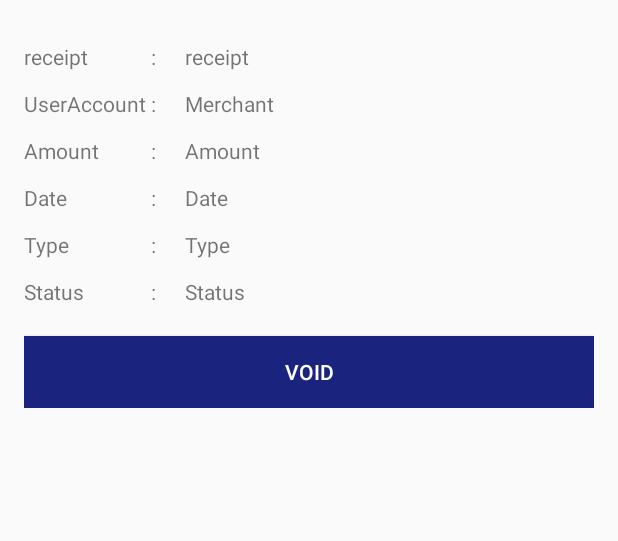
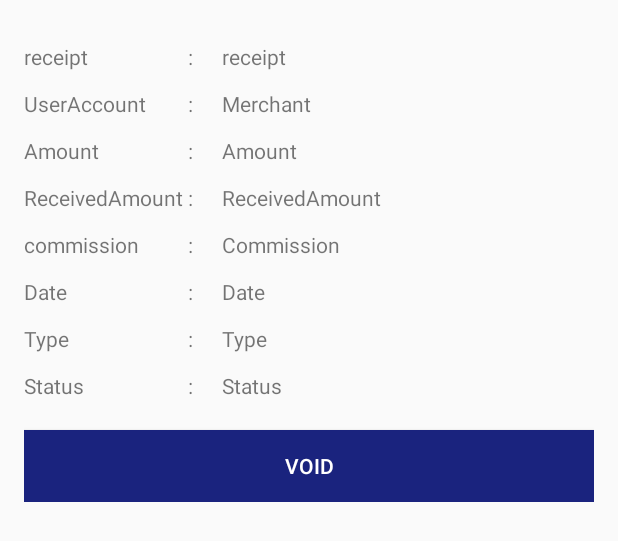
Before and after one commit to supun19/MerchantApp, an Android app: the layout activity_transaction_detail.xml on its own in the app's theme, with its tools: preview values and no code run, on a phone screen of 412 x 824 dp. Shown: the top 541 px of the screen. Run offline under Robolectric (Android 15) with nearby library versions, the light colour scheme and no system bars; network calls fail.

```diff
--- a/app/src/main/java/com/directpay/paymedia/merchantapp/ReportActivity.java
+++ b/app/src/main/java/com/directpay/paymedia/merchantapp/ReportActivity.java
@@ -266,6 +266,8 @@ public class ReportActivity extends AppCompatActivity {
                 intent.putExtra("type",model.getType());
                 intent.putExtra("status",model.getStatus());
                 intent.putExtra("merchantId",model.getMerchant().getId());
+                intent.putExtra("receivingAmount",model.getRecievedAmount());
+                intent.putExtra("commission",model.getCommission());
                 startActivity(intent);
 
             }
--- a/app/src/main/res/layout/activity_transaction_detail.xml
+++ b/app/src/main/res/layout/activity_transaction_detail.xml
@@ -43,6 +43,18 @@
                 <TextView
                     android:layout_width="wrap_content"
                     android:layout_height="wrap_content"
+                    android:text="ReceivedAmount"
+                    android:textSize="14sp"
+                    android:layout_marginTop="12dp"/>
+                <TextView
+                    android:layout_width="wrap_content"
+                    android:layout_height="wrap_content"
+                    android:text="commission"
+                    android:textSize="14sp"
+                    android:layout_marginTop="12dp"/>
+                <TextView
+                    android:layout_width="wrap_content"
+                    android:layout_height="wrap_content"
                     android:text="Date"
                     android:textSize="14sp"
                     android:layout_marginTop="12dp"/>
@@ -64,6 +76,18 @@
                 android:layout_height="wrap_content"
                 android:orientation="vertical">
 
+                <TextView
+                    android:layout_width="wrap_content"
+                    android:layout_height="wrap_content"
+                    android:text=" : "
+                    android:textSize="14sp"
+                    android:layout_marginTop="12dp"/>
+                <TextView
+                    android:layout_width="wrap_content"
+                    android:layout_height="wrap_content"
+                    android:text=" : "
+                    android:textSize="14sp"
+                    android:layout_marginTop="12dp"/>
                 <TextView
                     android:layout_width="wrap_content"
                     android:layout_height="wrap_content"
@@ -131,6 +155,20 @@
                 <TextView
                     android:layout_width="wrap_content"
                     android:layout_height="wrap_content"
+                    android:text="ReceivedAmount"
+                    android:id="@+id/receivedAmount"
+                    android:textSize="14sp"
+                    android:layout_marginTop="12dp"/>
+                <TextView
+                    android:layout_width="wrap_content"
+                    android:layout_height="wrap_content"
+                    android:text="Commission"
+                    android:id="@+id/commission"
+                    android:textSize="14sp"
+                    android:layout_marginTop="12dp"/>
+                <TextView
+                    android:layout_width="wrap_content"
+                    android:layout_height="wrap_content"
                     android:text="Date"
                     android:id="@+id/date"
                     android:textSize="14sp"
--- a/app/src/main/res/layout/content_report.xml
+++ b/app/src/main/res/layout/content_report.xml
@@ -55,7 +55,8 @@
             <EditText
                 android:layout_width="match_parent"
                 android:layout_height="wrap_content"
-                android:hint="Search By Account"
+                android:hint="SearchByName"
+                android:textSize="14sp"
                 android:id="@+id/search_box"
                 android:focusableInTouchMode="true"
 
```
Also changed, not shown: app/src/main/java/com/directpay/paymedia/merchantapp/Component/MerchantTransactionAdapter.java (+7 -6 lines), app/src/main/java/com/directpay/paymedia/merchantapp/Model/MerchantTransactionModel.java (+21 -0 lines), app/src/main/java/com/directpay/paymedia/merchantapp/TransactionDetailActivity.java (+10 -2 lines).
